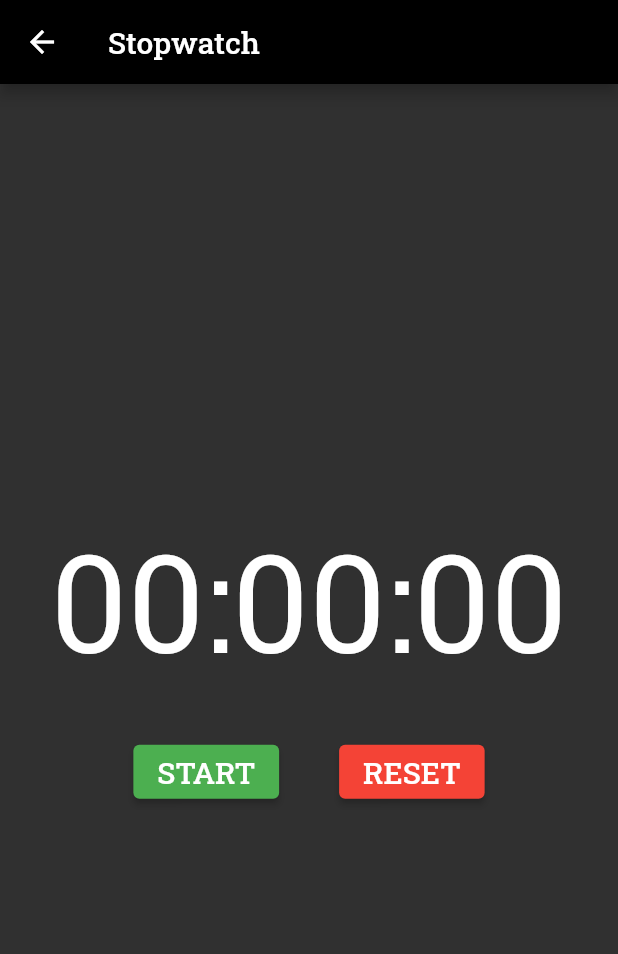
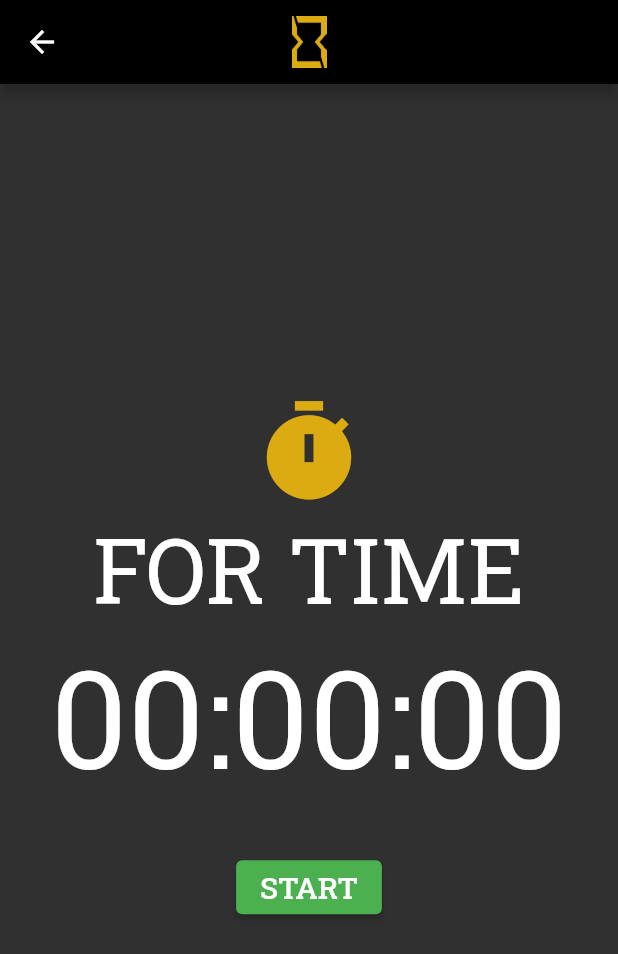
Before and after one commit to LouisRuncieman/SBWOD, a Flutter app: the screen it shows after launch, after a tap on "FOR TIME", on a phone screen of 412 x 824 dp. Shown: the top 954 px of the screen. Run offline on Flutter 3.47's test engine with Material 2 defaults, Android fonts, the phone set to English and light mode, and no system bars; our stand-ins replace google_fonts.

Commit message:
Abstracted the appbar. Abstracted the stopwatch buttons row, which now changes depending on state.

```diff
--- a/lib/main.dart
+++ b/lib/main.dart
@@ -1,6 +1,7 @@
 import 'package:flutter/material.dart';
 import 'package:workout_buddy/src/app/themes.dart';
 import 'package:workout_buddy/src/app/routes.dart';
+
 
 void main() {
   runApp(WorkoutBuddy());
--- a/lib/src/app/themes.dart
+++ b/lib/src/app/themes.dart
@@ -1,6 +1,8 @@
 import 'package:flutter/material.dart';
 import 'package:google_fonts/google_fonts.dart';
+import 'package:workout_buddy/src/views/settings.dart';
 import 'colors.dart';
+import 'images.dart';
 
 double circularBorderRadius = 12.0;
 
@@ -11,3 +13,20 @@ ThemeData mainTheme = new ThemeData(
   accentColor: primaryGoldColor,
   highlightColor: primaryGoldColor,
 );
+
+AppBar customAppBar = new AppBar(
+  centerTitle: true,
+  title: Image.asset(AppImages.SbwodIcon, height:35, alignment: Alignment.center),
+  // actions: <Widget>[
+  //   IconButton(
+  //       icon: const Icon(Icons.settings),
+  //       tooltip: 'Go to settings',
+  //       onPressed: () {
+  //         Navigator.push(
+  //           context,
+  //           MaterialPageRoute(builder: (context) => SettingsWidget()),
+  //         );
+  //       }
+  //   ),
+  // ],
+);
--- a/lib/src/views/homepage/homepage.dart
+++ b/lib/src/views/homepage/homepage.dart
@@ -1,4 +1,5 @@
 import 'package:flutter/material.dart';
+import 'package:workout_buddy/src/app/themes.dart';
 import 'package:workout_buddy/src/views/settings.dart';
 import 'package:workout_buddy/src/app/images.dart';
 import 'widgets/for_time_widget.dart';
@@ -13,22 +14,7 @@ class HomePageWidget extends StatelessWidget {
   @override
   Widget build(BuildContext context) {
     return Scaffold(
-      appBar: AppBar(
-        centerTitle: true,
-        title: Image.asset(AppImages.SbwodIcon, height:35, alignment: Alignment.center),
-        actions: <Widget>[
-          IconButton(
-            icon: const Icon(Icons.settings),
-            tooltip: 'Go to settings',
-              onPressed: () {
-                Navigator.push(
-                  context,
-                  MaterialPageRoute(builder: (context) => SettingsWidget()),
-                );
-              }
-          ),
-        ],
-      ),
+      appBar: customAppBar,
       body: Center(
         // alignment: Alignment.center,
         child: GridView.count(
--- a/lib/src/views/stopwatch/stopwatch.dart
+++ b/lib/src/views/stopwatch/stopwatch.dart
@@ -1,6 +1,8 @@
 import 'dart:async';
 
 import 'package:flutter/material.dart';
+import 'package:workout_buddy/src/app/colors.dart';
+import 'package:workout_buddy/src/app/themes.dart';
 
 class Stopwatch extends StatefulWidget {
   @override
@@ -8,6 +10,7 @@ class Stopwatch extends StatefulWidget {
 }
 
 class _StopwatchState extends State<Stopwatch> {
+  bool stopwatchReset = true;
   bool flag = true;
   Stream<int> timerStream;
   StreamSubscription<int> timerSubscription;
@@ -55,11 +58,23 @@ class _StopwatchState extends State<Stopwatch> {
   @override
   Widget build(BuildContext context) {
     return Scaffold(
-      appBar: AppBar(title: Text("Stopwatch")),
+      // appBar: AppBar(title: Text("Stopwatch")),
+      appBar: customAppBar,
       body: Center(
         child: Column(
           mainAxisAlignment: MainAxisAlignment.center,
           children: [
+            Icon(
+              Icons.timer,
+              color: primaryGoldColor,
+              size: 75.0,
+            ),
+            Text(
+              'FOR TIME',
+              style: TextStyle(
+                fontSize: 60.0,
+              ),
+            ),
             Text(
               "$hoursStr:$minutesStr:$secondsStr",
               style: TextStyle(
@@ -67,12 +82,22 @@ class _StopwatchState extends State<Stopwatch> {
               ),
             ),
             SizedBox(height: 30.0),
-            Row(
+            buildRow(),
+          ],
+        ),
+      ),
+    );
+  }
+
+  Row buildRow() {
+    if (stopwatchReset) {
+      return Row(
           mainAxisAlignment: MainAxisAlignment.center,
           children: [
             ElevatedButton(
               style: ElevatedButton.styleFrom(primary: Colors.green),
               onPressed: () {
+                stopwatchReset = false;
                 timerStream = stopWatchStream();
                 timerSubscription = timerStream.listen((int newTick) {
                   if (mounted) {
@@ -97,11 +122,31 @@ class _StopwatchState extends State<Stopwatch> {
                   fontSize: 20.0,
                 ),
               ),
+            )
+          ]
+      );
+    }
+    else {
+      return Row(
+        mainAxisAlignment: MainAxisAlignment.center,
+        children: [
+          ElevatedButton(
+            style: ElevatedButton.styleFrom(primary: Colors.blue),
+            onPressed: () {
+              // todo
+            },
+            child: Text(
+              'PAUSE',
+              style: TextStyle(
+                fontSize: 20.0,
+              ),
+            ),
           ),
           SizedBox(width: 40.0),
           ElevatedButton(
             style: ElevatedButton.styleFrom(primary: Colors.red),
             onPressed: () {
+              stopwatchReset = true;
               timerSubscription.cancel();
               timerStream = null;
               if (mounted) {
@@ -121,10 +166,7 @@ class _StopwatchState extends State<Stopwatch> {
             ),
           ),
         ],
-            ),
-          ],
-        ),
-      ),
       );
     }
   }
+}
```
Lines whose indentation alone changed are shown as unchanged.
